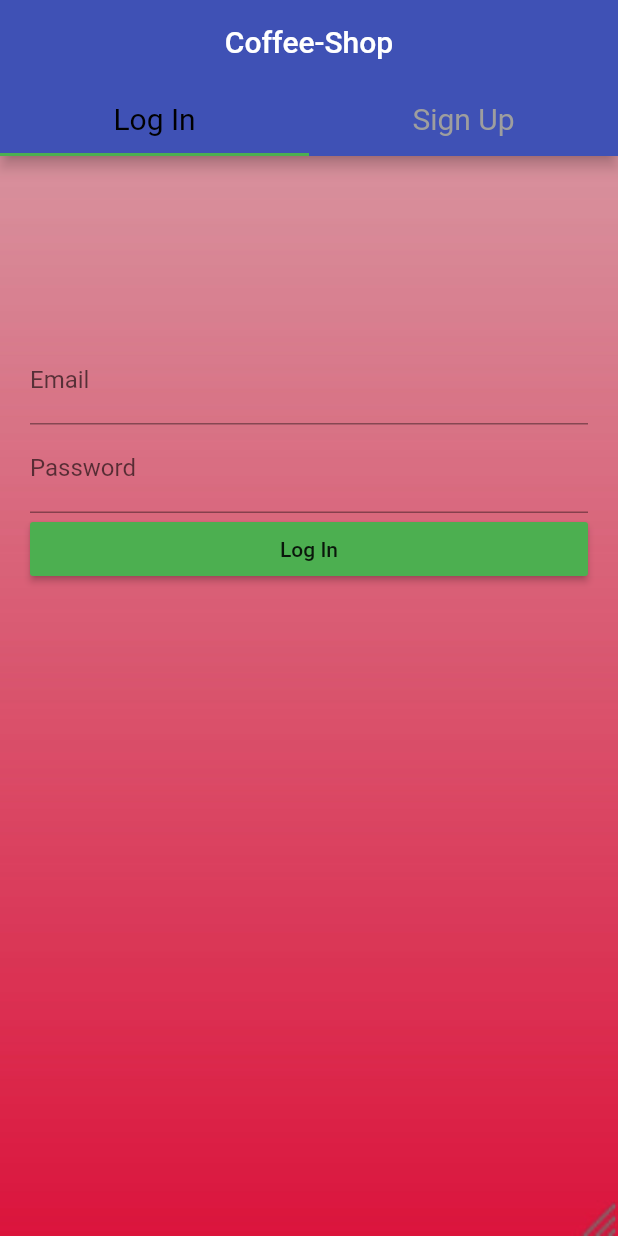
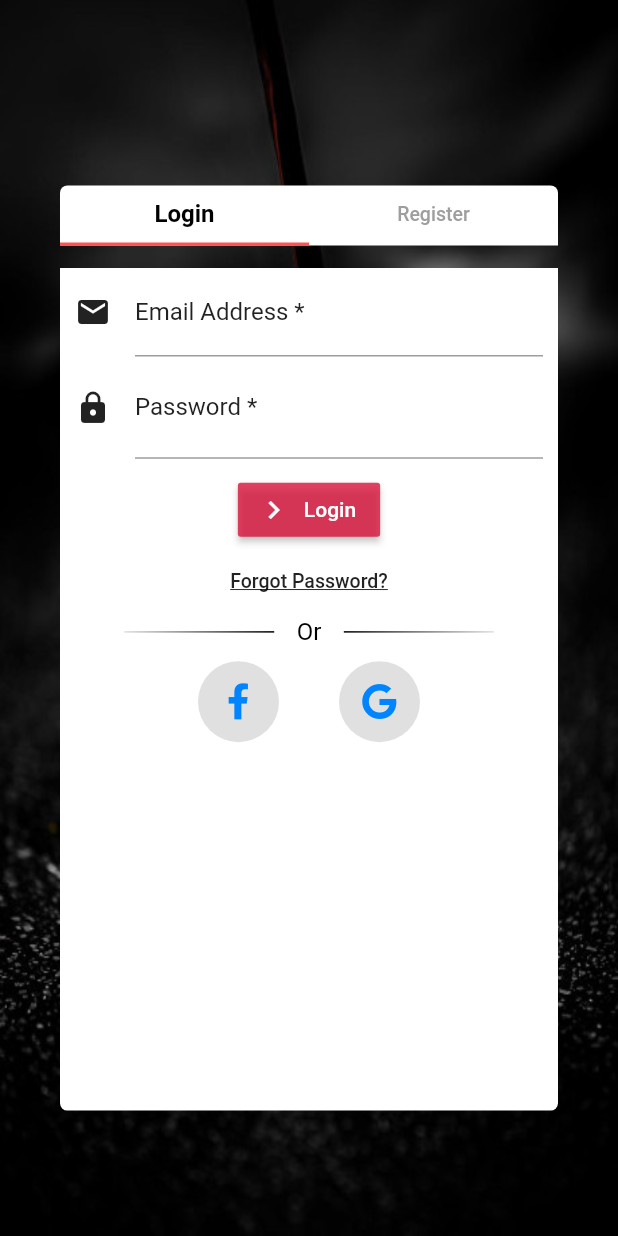
Before and after one commit to Shusmoy108/coffee-shop, a Flutter app: the screen it shows after launch, on a phone screen of 412 x 824 dp. Run offline on Flutter 3.47's test engine with Material 2 defaults, Android fonts, the phone set to English and light mode, and no system bars; our stand-ins replace flutter_map, font_awesome_flutter, latlong; missing offline and left inert: qrcode_reader, unicorndial; Roboto replaces fonts that are missing (Raleway).

Commit message:
login register page updated

```diff
--- /dev/null
+++ b/lib/src/screens/loginregisterpage/log_reg_tab_bar.dart
@@ -0,0 +1,42 @@
+import 'package:flutter/material.dart';
+
+class LogRegTabBar extends StatelessWidget {
+  final TabController tabController;
+
+  LogRegTabBar({this.tabController});
+
+  @override
+  Widget build(BuildContext context) {
+    return Container(
+      height: 40.0,
+      decoration: BoxDecoration(
+        color: Colors.white,
+        borderRadius: BorderRadius.only(
+          topLeft: Radius.circular(5.0),
+          topRight: Radius.circular(5.0),
+        ),
+      ),
+      child: TabBar(
+        labelColor: Colors.black,
+        labelStyle: TextStyle(
+          fontSize: 16.0,
+          fontWeight: FontWeight.bold,
+        ),
+        indicatorColor: Colors.redAccent,
+        unselectedLabelColor: Colors.grey,
+        unselectedLabelStyle: TextStyle(
+          fontSize: 13.0,
+        ),
+        controller: tabController,
+        tabs: <Tab>[
+          Tab(
+            text: 'Login',
+          ),
+          Tab(
+            text: 'Register',
+          ),
+        ],
+      ),
+    );
+  }
+}
--- /dev/null
+++ b/lib/src/screens/loginregisterpage/log_reg_tab_body.dart
@@ -0,0 +1,24 @@
+import 'package:flutter/material.dart';
+import 'login_page.dart';
+import 'register_page.dart';
+
+class LogRegTabBody extends StatelessWidget {
+  final TabController tabController;
+
+  LogRegTabBody({this.tabController});
+
+  @override
+  Widget build(BuildContext context) {
+    return Container(
+      height: MediaQuery.of(context).size.height * 0.7,
+      padding: EdgeInsets.only(top: 15.0),
+      child: TabBarView(
+        controller: tabController,
+        children: <Widget>[
+          LoginPage(),
+          RegisterPage(),
+        ],
+      ),
+    );
+  }
+}
--- /dev/null
+++ b/lib/src/screens/loginregisterpage/login_page.dart
@@ -0,0 +1,241 @@
+import 'package:flutter/material.dart';
+import 'package:font_awesome_flutter/font_awesome_flutter.dart';
+import '../mainpage/main_page.dart';
+
+class LoginPage extends StatefulWidget {
+  @override
+  _LoginPageState createState() => _LoginPageState();
+}
+
+class _LoginPageState extends State<LoginPage> {
+  String email;
+  String password;
+
+  final loginFormKey = GlobalKey<FormState>();
+  bool _autovalidateLoginform = false;
+  bool _shouldObscureText = true;
+
+  void toggleObscureFlag() {
+    setState(() {
+      _shouldObscureText = !_shouldObscureText;
+    });
+  }
+
+  void login() {
+    if (email == 'abc@xyz.com' && password == '12345') {
+      Navigator.of(context).pushReplacement(
+        MaterialPageRoute(
+          builder: (BuildContext context) {
+            return MainPage();
+          },
+        ),
+      );
+    }
+  }
+
+  @override
+  Widget build(BuildContext context) {
+    return Container(
+      decoration: BoxDecoration(
+        color: Color.fromRGBO(255, 255, 255, 1.0),
+        borderRadius: BorderRadius.only(
+          bottomRight: Radius.circular(5.0),
+          bottomLeft: Radius.circular(5.0),
+        ),
+      ),
+      padding: EdgeInsets.symmetric(horizontal: 10.0),
+      child: Form(
+        key: loginFormKey,
+        child: Column(
+          children: <Widget>[
+            emailField(),
+            passwordField(),
+            SizedBox(
+              height: 10.0,
+            ),
+            submitButton(),
+            forgetPassowrd(),
+            stylishOR(),
+            fbgoogle(),
+          ],
+        ),
+      ),
+    );
+  }
+
+  Widget emailField() {
+    return TextFormField(
+      decoration: InputDecoration(
+        labelText: 'Email Address *',
+        hintText: 'you@example.com',
+        icon: Icon(
+          Icons.email,
+          color: Colors.black87,
+        ),
+        labelStyle: TextStyle(
+          color: Colors.black87,
+        ),
+      ),
+      keyboardType: TextInputType.emailAddress,
+      autovalidate: _autovalidateLoginform,
+      validator: (String value) {
+        if (value.contains('@') && value.contains('.'))
+          return null;
+        else
+          return 'Email is invalid';
+      },
+      onSaved: (String value) {
+        email = value;
+      },
+    );
+  }
+
+  Widget passwordField() {
+    return TextFormField(
+      decoration: InputDecoration(
+        labelText: 'Password *',
+        labelStyle: TextStyle(
+          color: Colors.black87,
+        ),
+        icon: Icon(
+          Icons.lock,
+          color: Colors.black87,
+        ),
+        suffix: GestureDetector(
+          onTap: toggleObscureFlag,
+          child: Icon(Icons.remove_red_eye),
+        ),
+      ),
+      obscureText: _shouldObscureText,
+      validator: (String value) {},
+      onSaved: (String value) {
+        password = value;
+      },
+    );
+  }
+
+  Widget submitButton() {
+    return RaisedButton.icon(
+      icon: Icon(Icons.navigate_next),
+      label: Text('Login'),
+      color: Color.fromRGBO(220, 20, 60, 0.8),
+      textColor: Colors.white,
+      onPressed: () {
+        if (loginFormKey.currentState.validate()) {
+          loginFormKey.currentState.save();
+          login();
+        } else {
+          setState(() {
+            _autovalidateLoginform = true;
+          });
+        }
+      },
+    );
+  }
+
+  Widget forgetPassowrd() {
+    return Container(
+      child: FlatButton(
+        onPressed: () {},
+        child: Text(
+          "Forgot Password?",
+          style: TextStyle(
+            decoration: TextDecoration.underline,
+            color: Colors.black87,
+            fontSize: 13.0,
+          ),
+        ),
+      ),
+    );
+  }
+
+  Widget stylishOR() {
+    return Row(
+      mainAxisAlignment: MainAxisAlignment.center,
+      children: <Widget>[
+        Container(
+          decoration: BoxDecoration(
+            gradient: LinearGradient(
+                colors: [
+                  Colors.black12,
+                  Colors.black,
+                ],
+                begin: FractionalOffset(0.0, 0.0),
+                end: FractionalOffset(1.0, 1.0),
+                stops: [0.0, 1.0],
+                tileMode: TileMode.clamp),
+          ),
+          width: 100.0,
+          height: 1.0,
+        ),
+        Padding(
+          padding: EdgeInsets.only(left: 15.0, right: 15.0),
+          child: Text(
+            "Or",
+            style: TextStyle(
+              color: Colors.black,
+              fontSize: 16.0,
+            ),
+          ),
+        ),
+        Container(
+          decoration: BoxDecoration(
+            gradient: LinearGradient(
+                colors: [
+                  Colors.black,
+                  Colors.black12,
+                ],
+                begin: FractionalOffset(0.0, 0.0),
+                end: FractionalOffset(1.0, 1.0),
+                stops: [0.0, 1.0],
+                tileMode: TileMode.clamp),
+          ),
+          width: 100.0,
+          height: 1.0,
+        ),
+      ],
+    );
+  }
+
+  Widget fbgoogle() {
+    return Row(
+      mainAxisAlignment: MainAxisAlignment.center,
+      children: <Widget>[
+        Padding(
+          padding: EdgeInsets.only(top: 10.0, right: 40.0),
+          child: GestureDetector(
+            onTap: () {},
+            child: Container(
+              padding: EdgeInsets.all(15.0),
+              decoration: BoxDecoration(
+                shape: BoxShape.circle,
+                color: Colors.black12,
+              ),
+              child: Icon(
+                FontAwesomeIcons.facebookF,
+                color: Color(0xFF0084ff),
+              ),
+            ),
+          ),
+        ),
+        Padding(
+          padding: EdgeInsets.only(top: 10.0),
+          child: GestureDetector(
+            onTap: () {},
+            child: Container(
+              padding: EdgeInsets.all(15.0),
+              decoration: BoxDecoration(
+                shape: BoxShape.circle,
+                color: Colors.black12,
+              ),
+              child: Icon(
+                FontAwesomeIcons.google,
+                color: Color(0xFF0084ff),
+              ),
+            ),
+          ),
+        ),
+      ],
+    );
+  }
+}
--- a/lib/src/screens/loginregisterpage/login_register_page.dart
+++ b/lib/src/screens/loginregisterpage/login_register_page.dart
@@ -1,158 +1,62 @@
 import 'package:flutter/material.dart';
-import '../mainpage/main_page.dart';
+import 'log_reg_tab_bar.dart';
+import 'log_reg_tab_body.dart';
 
 class LoginRegisterPage extends StatefulWidget {
   @override
   _LoginRegisterPageState createState() => _LoginRegisterPageState();
 }
 
-class _LoginRegisterPageState extends State<LoginRegisterPage> {
+class _LoginRegisterPageState extends State<LoginRegisterPage>
+    with SingleTickerProviderStateMixin {
+  TabController _tabController;
+
+  @override
+  void initState() {
+    super.initState();
+    _tabController = TabController(length: 2, vsync: this);
+  }
+
+  @override
+  void dispose() {
+    _tabController.dispose();
+    super.dispose();
+  }
+
   @override
   Widget build(BuildContext context) {
-    return BeginPage();
-  }
-}
+    var deviceWidth = MediaQuery.of(context).size.width;
+    var deviceHeight = MediaQuery.of(context).size.height;
 
-class BeginPage extends StatelessWidget {
-  @override
-  Widget build(BuildContext context) {
-    return MaterialApp(
-      debugShowCheckedModeBanner: false,
-      home: DefaultTabController(
-        length: 2,
-        child: Scaffold(
-          appBar: AppBar(
-            backgroundColor: Colors.indigo,
-            bottom: TabBar(
-              indicatorColor: Colors.green,
-              labelColor: Colors.black,
-              unselectedLabelColor: Colors.grey,
-              tabs: [
-                Tab(
-                  child: Text(
-                    'Log In',
-                    style: new TextStyle(
-                        fontSize: 20,
-                        fontFamily: 'Raleway',
-                        fontWeight: FontWeight.w400),
-                  ),
+    return Scaffold(
+      body: ListView(
+        padding: EdgeInsets.all(0.0),
+        children: <Widget>[
+          Container(
+            width: deviceWidth,
+            height: deviceHeight,
+            decoration: BoxDecoration(
+              image: DecorationImage(
+                image: AssetImage(
+                  'images/starbucks.jpg',
                 ),
-                Tab(
-                  child: Text(
-                    'Sign Up',
-                    style: new TextStyle(
-                        fontSize: 20,
-                        fontFamily: 'Raleway',
-                        fontWeight: FontWeight.w400),
-                  ),
+                fit: BoxFit.fill,
+              ),
+            ),
+            padding: EdgeInsets.fromLTRB(40.0, deviceHeight * 0.15, 40.0, 0.0),
+            child: Column(
+              children: <Widget>[
+                LogRegTabBar(
+                  tabController: _tabController,
+                ),
+                LogRegTabBody(
+                  tabController: _tabController,
                 ),
               ],
             ),
-            title: Center(child: Text('Coffee-Shop')),
           ),
-          body: TabBarView(
-            children: [
-              LogIn(),
-              LogIn(),
-            ],
-          ),
-        ),
+        ],
       ),
     );
   }
 }
-
-class LogIn extends StatefulWidget {
-  @override
-  State<StatefulWidget> createState() {
-    return new LogInState();
-  }
-}
-
-class LogInState extends State<LogIn> {
-  final GlobalKey<FormState> formKey = GlobalKey<FormState>();
-  String _email = "";
-  String _password = "";
-  @override
-  Widget build(BuildContext context) {
-    return new Container(
-        decoration: new BoxDecoration(
-          image: new DecorationImage(
-            image: new ExactAssetImage('images/logback.jpg'),
-            fit: BoxFit.cover,
-          ),
-        ),
-        child: new Container(
-          margin: EdgeInsets.all(20),
-          child: Form(
-            key: formKey,
-            child: ListView(
-              children: <Widget>[
-                // Image.asset(
-                //   'images/starbucks.jpg',
-                //   width: 600,
-                //   height: 400,
-                // ),
-                Padding(
-                  padding: EdgeInsets.only(top: 100),
-                ),
-                emailField(),
-                passwordField(),
-                loginButton(),
-              ],
-            ),
-          ),
-        ));
-  }
-
-  Widget emailField() {
-    return new TextFormField(
-      decoration: InputDecoration(labelText: "Email"),
-      onSaved: (val) => _email = val,
-      validator: (String value) {
-        if (!value.contains("@")) {
-          return "Email must be valid";
-        }
-      },
-    );
-  }
-
-  Widget passwordField() {
-    return new TextFormField(
-        decoration: InputDecoration(labelText: "Password"),
-        onSaved: (val) => _password = val,
-        obscureText: true,
-        validator: (String value) {
-          if (value.length <= 4) {
-            return "Password length must be greater than 4";
-          }
-        });
-  }
-
-  Widget loginButton() {
-    return RaisedButton(
-      color: Colors.green,
-      child: Text("Log In"),
-      onPressed: () {
-        if (formKey.currentState.validate()) {
-          formKey.currentState.save();
-          debugPrint(_email);
-          debugPrint(_password);
-          login();
-
-          formKey.currentState.reset();
-          //save form data to the database
-
-        }
-      },
-    );
-  }
-
-  void login() {
-    if (_email == 'saku@' && _password == 'madari') {
-      var router =
-          new MaterialPageRoute(builder: (BuildContext context) => MainPage());
-      Navigator.of(context).pushReplacement(router);
-    }
-  }
-}
--- a/pubspec.yaml
+++ b/pubspec.yaml
@@ -24,6 +24,7 @@ dependencies:
   latlong: ^0.6.1
   qrcode_reader: ^0.4.4
   unicorndial: ^1.1.5
+  font_awesome_flutter: ^8.4.0
 dev_dependencies:
   flutter_test:
     sdk: flutter
```
Also changed, not shown: lib/src/screens/loginregisterpage/register_page.dart (added, +187 -0 lines), images/logback.jpg, images/starbucks.jpg.
